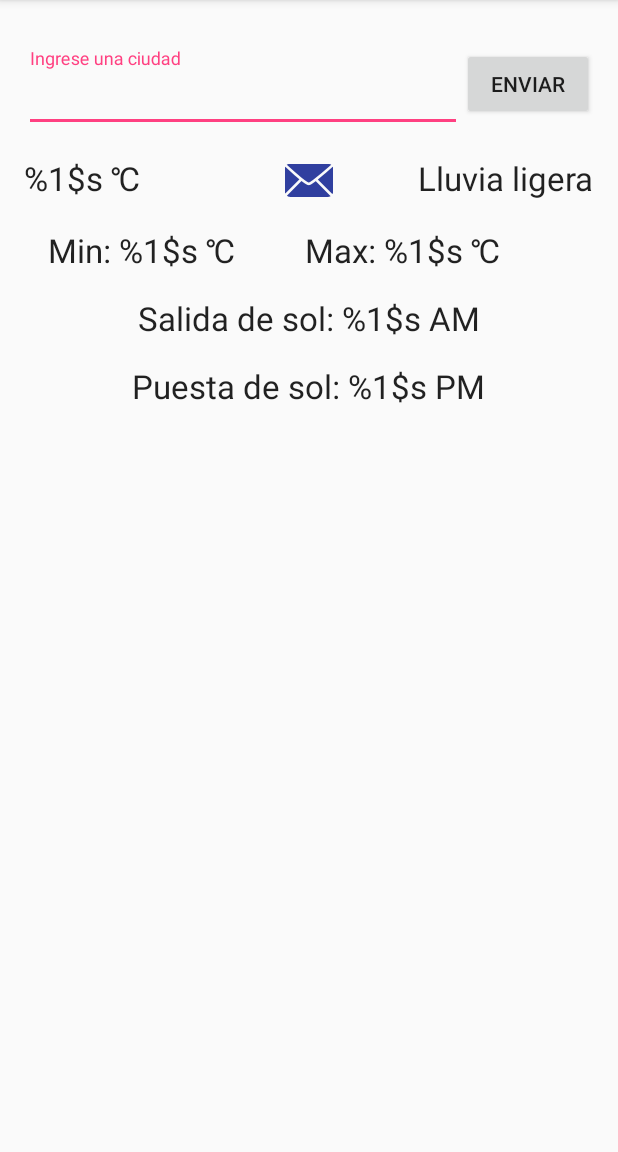
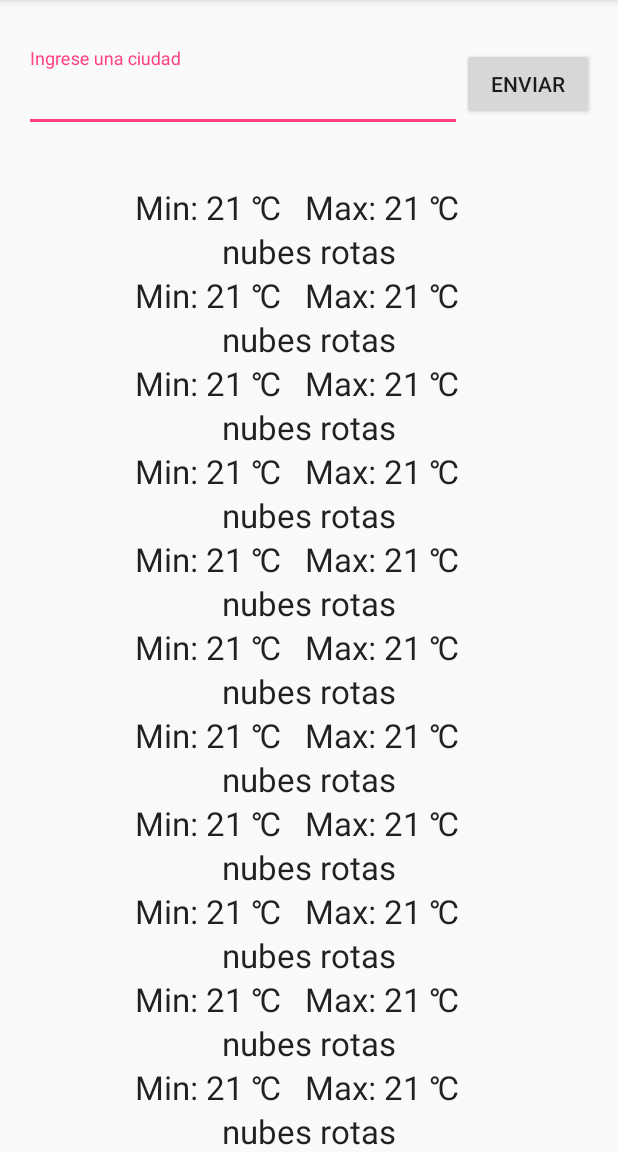
Before and after one commit to baquiax/WeatherApp, an Android app: the screen it shows after launch (MainActivity), on a phone screen of 412 x 824 dp, the part 84-1236 px from its top. Run offline under Robolectric (Android 15) with nearby library versions, the phone set to English and light mode, and no system bars; our stand-ins replace ButterKnife; pictures from the network do not load.

Commit message:
- Basic functionality finished!

```diff
--- a/app/src/main/AndroidManifest.xml
+++ b/app/src/main/AndroidManifest.xml
@@ -15,6 +15,12 @@
                 <category android:name="android.intent.category.LAUNCHER" />
             </intent-filter>
         </activity>
+
+        <activity android:name=".activities.WeatherDetailActivity">
+            <intent-filter>
+                <action android:name="android.intent.action.DEFAULT" />
+            </intent-filter>
+        </activity>
     </application>
     <uses-permission android:name="android.permission.INTERNET" />
 </manifest>
--- a/app/src/main/java/edu/galileo/android/weatherapp/adapter/CustomRecyclerAdapter.java
+++ b/app/src/main/java/edu/galileo/android/weatherapp/adapter/CustomRecyclerAdapter.java
@@ -27,8 +27,22 @@ public class CustomRecyclerAdapter extends RecyclerView.Adapter<CustomRecyclerAd
     public CustomRecyclerAdapter(Context context) {
         this.context = context;
         this.dataset = new ArrayList<WeatherInfo>();
+        fillWithElements();
     }
 
+    private void fillWithElements() {
+        for (int i = 0; i < 20 ; i++) {
+            WeatherInfo info = new WeatherInfo();
+            info.setDescription("nubes rotas");
+            info.setIconName("04n");
+            info.setSunrise("1453465879");
+            info.setSunset("1453506955");
+            info.setTemp("21");
+            info.setTempMin("21");
+            info.setTempMax("21");
+            this.dataset.add(info);
+        }
+    }
     public void setOnItemClickListener(OnItemClickListener clickListener) {
         this.clickListener = clickListener;
     }
--- a/app/src/main/res/layout/activity_main.xml
+++ b/app/src/main/res/layout/activity_main.xml
@@ -1,112 +1,22 @@
 <?xml version="1.0" encoding="utf-8"?>
-<RelativeLayout xmlns:android="http://schemas.android.com/apk/res/android"
+<LinearLayout xmlns:android="http://schemas.android.com/apk/res/android"
     xmlns:tools="http://schemas.android.com/tools"
     android:layout_width="match_parent"
     android:layout_height="match_parent"
-    android:paddingBottom="@dimen/activity_vertical_margin"
-    android:paddingLeft="@dimen/activity_horizontal_margin"
-    android:paddingRight="@dimen/activity_horizontal_margin"
-    android:paddingTop="@dimen/activity_vertical_margin"
+    android:orientation="vertical"
     tools:context=".activities.MainActivity">
 
-    <android.support.design.widget.TextInputLayout
+    <fragment
+        android:id="@+id/searchFragment"
+        android:name="edu.galileo.baquiax.fragments.SearchFragment"
         android:layout_width="match_parent"
         android:layout_height="wrap_content"
-        android:layout_alignTop="@+id/btnSubmit"
-        android:layout_alignParentLeft="true"
-        android:layout_alignParentStart="true"
-        android:layout_toLeftOf="@+id/btnSubmit"
-        android:layout_toStartOf="@+id/btnSubmit"
-        android:id="@+id/textInput">
-        <EditText
-            android:layout_width="match_parent"
-            android:layout_height="wrap_content"
-            android:hint="@string/main.input.message"
-            android:id="@+id/inputCity" />
-    </android.support.design.widget.TextInputLayout>
-    <Button
-        android:layout_width="wrap_content"
-        android:layout_height="wrap_content"
-        android:text="@string/main.button.submit"
-        android:id="@+id/btnSubmit"
-        android:layout_marginTop="@dimen/activity_vertical_margin"
-        android:layout_alignParentRight="true"
-        android:layout_alignParentEnd="true" />
+        tools:layout="@layout/fragment_search"/>
 
-    <TextView
-        android:layout_width="wrap_content"
-        android:layout_height="wrap_content"
-        android:textAppearance="?android:attr/textAppearanceLarge"
-        android:text="@string/main.message.temp"
-        android:id="@+id/txtTemp"
-        android:layout_marginTop="@dimen/activity_vertical_margin"
-        android:layout_below="@+id/textInput"
-        android:layout_alignParentLeft="true"
-        android:layout_alignParentStart="true" />
-
-    <ImageView
-        android:layout_width="wrap_content"
-        android:layout_height="wrap_content"
-        android:id="@+id/imgIcon"
-        android:tint="@color/colorPrimaryDark"
-        android:src="@android:drawable/ic_dialog_email"
-        android:layout_alignTop="@+id/txtTemp"
-        android:layout_centerHorizontal="true" />
-
-    <TextView
-        android:layout_width="wrap_content"
-        android:layout_height="wrap_content"
-        android:textAppearance="?android:attr/textAppearanceLarge"
-        android:text="@string/main.message.condition"
-        android:id="@+id/txtDescription"
-        android:layout_alignTop="@+id/imgIcon"
-        android:layout_alignRight="@+id/btnSubmit"
-        android:layout_alignEnd="@+id/btnSubmit" />
-
-    <LinearLayout
-        android:orientation="horizontal"
+    <fragment
+        android:id="@+id/forecastFragment"
+        android:name="edu.galileo.android.weatherapp.fragments.ForecastFragment"
         android:layout_width="match_parent"
         android:layout_height="wrap_content"
-        android:layout_below="@+id/imgIcon"
-        android:layout_centerHorizontal="true"
-        android:id="@+id/linearLayout"
-        android:layout_marginLeft="@dimen/activity_vertical_margin"
-        android:layout_marginRight="@dimen/activity_vertical_margin"
-        android:layout_marginTop="@dimen/activity_vertical_margin">
-
-        <TextView
-            android:layout_width="wrap_content"
-            android:layout_height="wrap_content"
-            android:layout_weight="1"
-            android:textAppearance="?android:attr/textAppearanceLarge"
-            android:text="@string/main.message.min"
-            android:id="@+id/txtTempMin" />
-
-        <TextView
-            android:layout_width="wrap_content"
-            android:layout_height="wrap_content"
-            android:layout_weight="1"
-            android:textAppearance="?android:attr/textAppearanceLarge"
-            android:text="@string/main.message.max"
-            android:id="@+id/txtTempMax" />
-    </LinearLayout>
-
-    <TextView
-        android:layout_width="wrap_content"
-        android:layout_height="wrap_content"
-        android:layout_margin="@dimen/activity_vertical_margin"
-        android:textAppearance="?android:attr/textAppearanceLarge"
-        android:text="@string/main.message.sunrise"
-        android:id="@+id/txtSunrise"
-        android:layout_below="@+id/linearLayout"
-        android:layout_centerHorizontal="true" />
-
-    <TextView
-        android:layout_width="wrap_content"
-        android:layout_height="wrap_content"
-        android:textAppearance="?android:attr/textAppearanceLarge"
-        android:text="@string/main.message.sunset"
-        android:id="@+id/txtSunset"
-        android:layout_below="@+id/txtSunrise"
-        android:layout_centerHorizontal="true" />
-</RelativeLayout>
+        tools:layout="@layout/fragment_forecast_list"/>
+</LinearLayout>
--- a/app/src/main/res/layout/fragment_forecast_list.xml
+++ b/app/src/main/res/layout/fragment_forecast_list.xml
@@ -1,12 +1,19 @@
-<FrameLayout xmlns:android="http://schemas.android.com/apk/res/android"
+<LinearLayout xmlns:android="http://schemas.android.com/apk/res/android"
     xmlns:tools="http://schemas.android.com/tools"
     android:layout_width="match_parent"
     android:layout_height="match_parent"
+    android:orientation="vertical"
     tools:context="edu.galileo.android.weatherapp.activities.MainActivity">
+
+    <TextView
+        android:id="@+id/cityTitle"
+        android:layout_width="match_parent"
+        android:layout_height="wrap_content"
+        android:textColor="#084cf8" />
 
     <android.support.v7.widget.RecyclerView
         android:id="@+id/recyclerView"
         android:layout_width="match_parent"
-        android:layout_height="match_parent" />
+        android:layout_height="wrap_content" />
 
-</FrameLayout>
+</LinearLayout>
```
